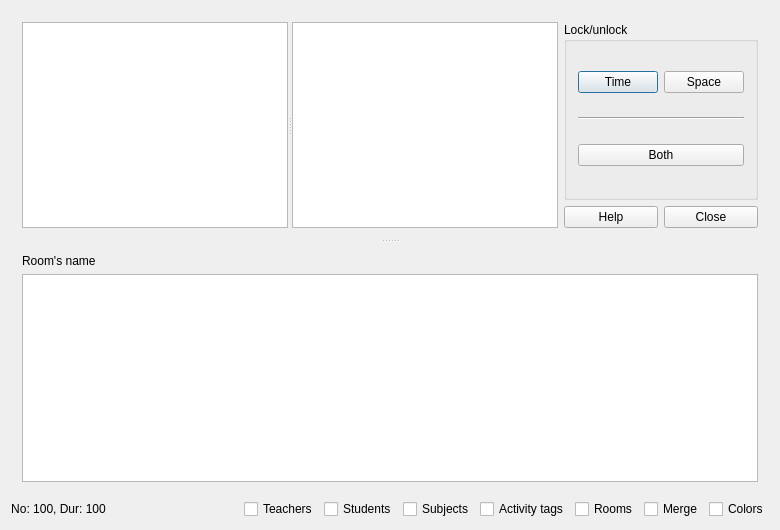
The window that fet/src/interface/timetableviewroomsdayshorizontalform_template.ui (vonmecheln/fet) describes before a commit, drawn with Qt 5.
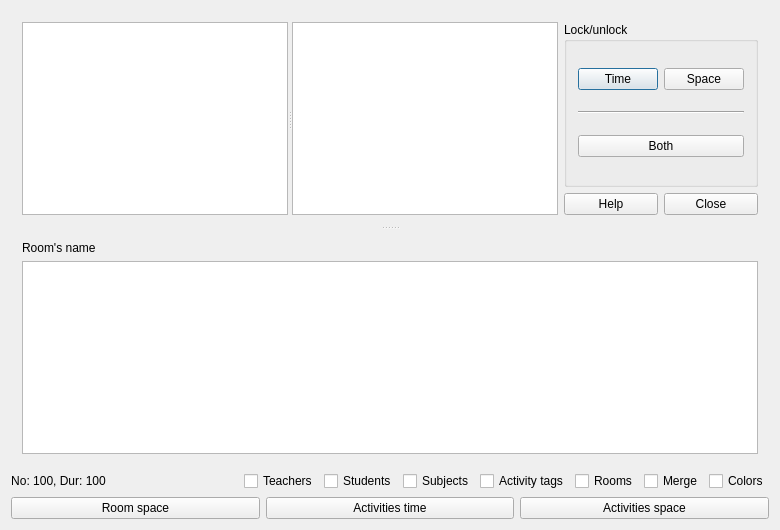
The same window after the commit.

```diff
--- a/fet/src/interface/timetableviewroomsdayshorizontalform_template.ui
+++ b/fet/src/interface/timetableviewroomsdayshorizontalform_template.ui
@@ -202,6 +202,31 @@
      </item>
     </layout>
    </item>
+   <item row="2" column="0">
+    <layout class="QHBoxLayout" name="horizontalLayout_6">
+     <item>
+      <widget class="QPushButton" name="roomSpacePushButton">
+       <property name="text">
+        <string comment="View/edit the selected room's space constraints">Room space</string>
+       </property>
+      </widget>
+     </item>
+     <item>
+      <widget class="QPushButton" name="activitiesTimePushButton">
+       <property name="text">
+        <string comment="View/edit the selected activities' time constraints">Activities time</string>
+       </property>
+      </widget>
+     </item>
+     <item>
+      <widget class="QPushButton" name="activitiesSpacePushButton">
+       <property name="text">
+        <string comment="View/edit the selected activities' space constraints">Activities space</string>
+       </property>
+      </widget>
+     </item>
+    </layout>
+   </item>
   </layout>
  </widget>
  <layoutdefault spacing="6" margin="11"/>
```
Left out of the diff: 10 changed lines with no effect on the pictures.
